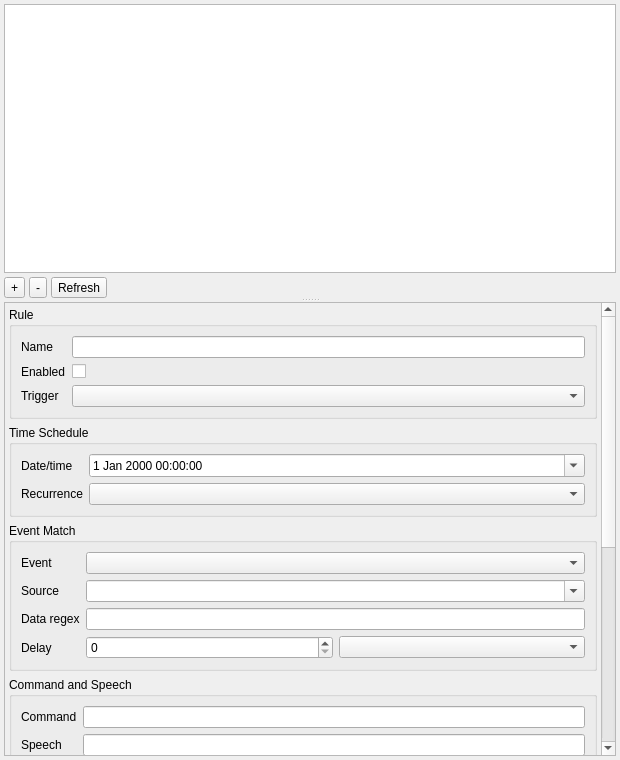
Old version of the form plugins/feature/scheduler/schedulergui.ui in the repository srcejon/sdrangel.
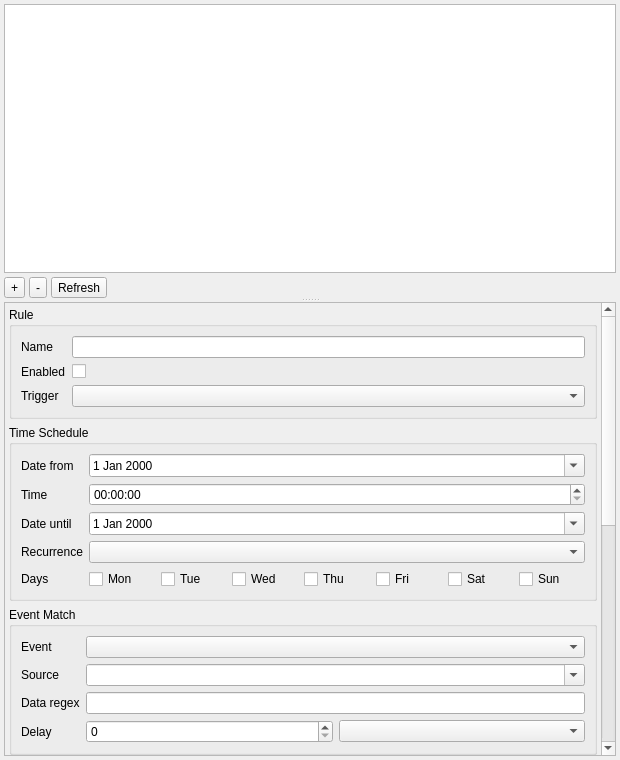
New version of the form. Custom widgets are drawn as their Qt base class.

Commit message: Refine scheduler time and action controls

```diff
--- a/plugins/feature/scheduler/schedulergui.ui
+++ b/plugins/feature/scheduler/schedulergui.ui
@@ -230,27 +230,125 @@
            <item row="0" column="0">
             <widget class="QLabel" name="dateTimeLabel">
              <property name="text">
-              <string>Date/time</string>
+              <string>Date from</string>
              </property>
             </widget>
            </item>
            <item row="0" column="1">
-            <widget class="QDateTimeEdit" name="dateTime">
+            <widget class="QDateEdit" name="dateFrom">
              <property name="calendarPopup">
               <bool>true</bool>
              </property>
             </widget>
            </item>
            <item row="1" column="0">
+            <widget class="QLabel" name="timeLabel">
+             <property name="text">
+              <string>Time</string>
+             </property>
+            </widget>
+           </item>
+           <item row="1" column="1">
+            <widget class="QTimeEdit" name="time"/>
+           </item>
+           <item row="2" column="0">
+            <widget class="QLabel" name="dateUntilLabel">
+             <property name="text">
+              <string>Date until</string>
+             </property>
+            </widget>
+           </item>
+           <item row="2" column="1">
+            <widget class="QDateEdit" name="dateUntil">
+             <property name="calendarPopup">
+              <bool>true</bool>
+             </property>
+            </widget>
+           </item>
+           <item row="3" column="0">
             <widget class="QLabel" name="recurrenceLabel">
              <property name="text">
               <string>Recurrence</string>
              </property>
             </widget>
            </item>
-           <item row="1" column="1">
+           <item row="3" column="1">
             <widget class="QComboBox" name="recurrence"/>
            </item>
+           <item row="4" column="0">
+            <widget class="QLabel" name="weekdaysLabel">
+             <property name="text">
+              <string>Days</string>
+             </property>
+            </widget>
+           </item>
+           <item row="4" column="1">
+            <widget class="QWidget" name="weekdaysWidget" native="true">
+             <layout class="QHBoxLayout" name="weekdaysLayout">
+              <property name="leftMargin">
+               <number>0</number>
+              </property>
+              <property name="topMargin">
+               <number>0</number>
+              </property>
+              <property name="rightMargin">
+               <number>0</number>
+              </property>
+              <property name="bottomMargin">
+               <number>0</number>
+              </property>
+              <item>
+               <widget class="QCheckBox" name="monday">
+                <property name="text">
+                 <string>Mon</string>
+                </property>
+               </widget>
+              </item>
+              <item>
+               <widget class="QCheckBox" name="tuesday">
+                <property name="text">
+                 <string>Tue</string>
+                </property>
+               </widget>
+              </item>
+              <item>
+               <widget class="QCheckBox" name="wednesday">
+                <property name="text">
+                 <string>Wed</string>
+                </property>
+               </widget>
+              </item>
+              <item>
+               <widget class="QCheckBox" name="thursday">
+                <property name="text">
+                 <string>Thu</string>
+                </property>
+               </widget>
+              </item>
+              <item>
+               <widget class="QCheckBox" name="friday">
+                <property name="text">
+                 <string>Fri</string>
+                </property>
+               </widget>
+              </item>
+              <item>
+               <widget class="QCheckBox" name="saturday">
+                <property name="text">
+                 <string>Sat</string>
+                </property>
+               </widget>
+              </item>
+              <item>
+               <widget class="QCheckBox" name="sunday">
+                <property name="text">
+                 <string>Sun</string>
+                </property>
+               </widget>
+              </item>
+             </layout>
+            </widget>
+           </item>
           </layout>
          </widget>
         </item>
```
Left out of the diff: 2 changed lines with no effect on the pictures. The commit also changes 4 other files.
